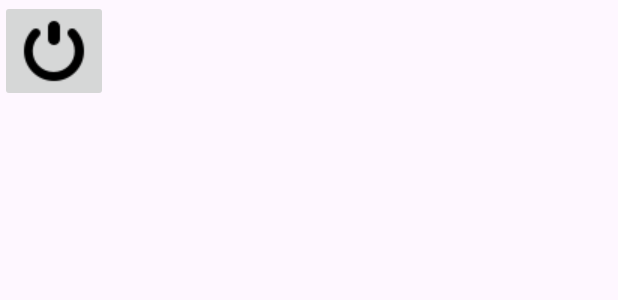
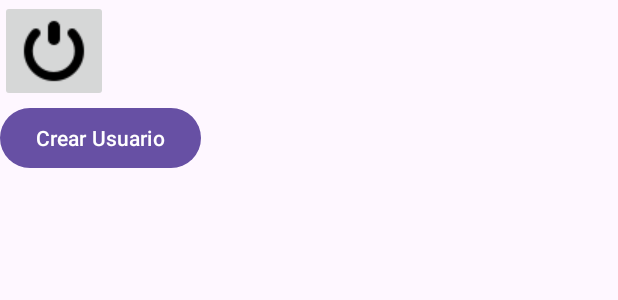
Before and after one commit to Will0695/FAWHA, an Android app: the layout activity_usuario.xml on its own in the app's theme, with its tools: preview values and no code run, on a phone screen of 412 x 824 dp. Shown: the top 300 px of the screen. Run offline under Robolectric (Android 15) with nearby library versions, the phone set to English and light mode, and no system bars; network calls fail.

Commit message:
PESTAÑA INGRESO USUARIOS- By William

```diff
--- a/app/src/main/res/layout/activity_usuario.xml
+++ b/app/src/main/res/layout/activity_usuario.xml
@@ -13,4 +13,10 @@
         android:layout_height="wrap_content"
         android:src="@drawable/cerrar"
         android:contentDescription="@string/cerrar_sesion" />
+
+    <Button
+        android:id="@+id/crearUsuario"
+        android:layout_width="wrap_content"
+        android:layout_height="wrap_content"
+        android:text="Crear Usuario" />
 </LinearLayout>
```
Also changed, not shown: app/src/main/java/com/example/pruebafinalis/Usuario.java (+10 -2 lines).
